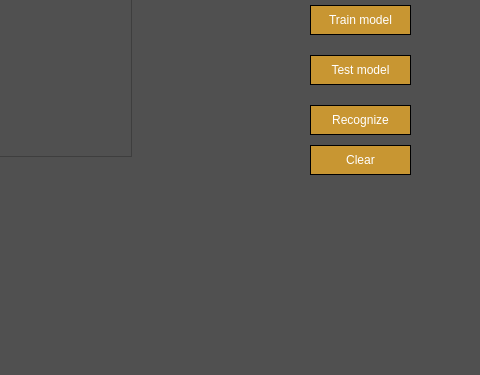
Above: src/view/view.ui from KolyaDavydov/CPP_ML_MultilauerPerceptron before the change; both pictures show x 540 to 1020 and y 425 to 800 of the 1020 by 800 pixel window. Below: the same form after it.
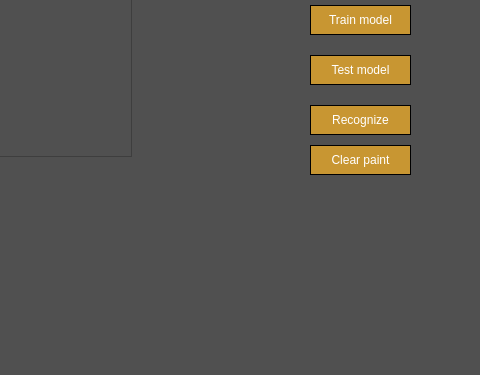
That is the form after the change.

Commit message: fix scene scrolling

```diff
--- a/src/view/view.ui
+++ b/src/view/view.ui
@@ -370,7 +370,7 @@
 }</string>
     </property>
     <property name="text">
-     <string>Clear</string>
+     <string>Clear paint</string>
     </property>
    </widget>
   </widget>
```
Left out of the diff: 3 changed lines with no effect on the pictures.
